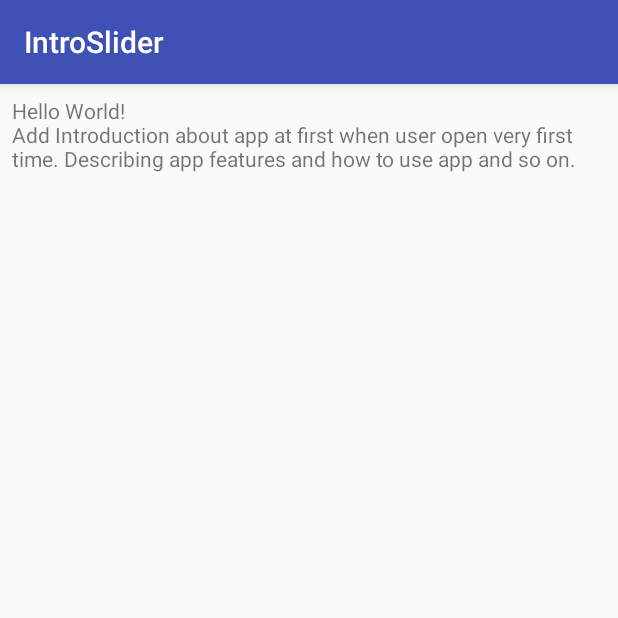
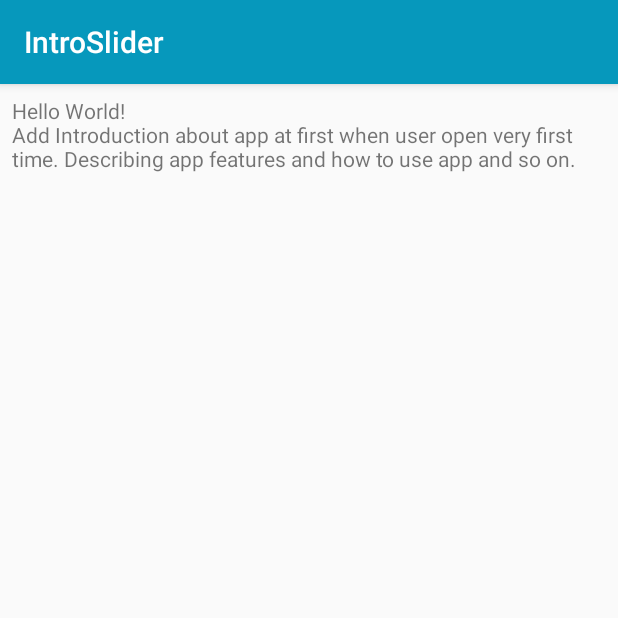
Before and after one commit to ngesa254/IntroSlider, an Android app: the screen it shows after launch (MainActivity), on a phone screen of 412 x 824 dp, the top half of it. Run offline under Robolectric (Android 15) with nearby library versions, the phone set to English and light mode, and no system bars; libraries missing offline, so code that uses them is left out: com.github.paolorotolo.appintro.

Commit message:
update colors

```diff
--- a/app/src/main/res/values/colors.xml
+++ b/app/src/main/res/values/colors.xml
@@ -1,6 +1,6 @@
 <?xml version="1.0" encoding="utf-8"?>
 <resources>
-    <color name="colorPrimary">#3F51B5</color>
-    <color name="colorPrimaryDark">#303F9F</color>
+    <color name="colorPrimary">#0698bc</color>
+    <color name="colorPrimaryDark">#067d9b</color>
     <color name="colorAccent">#FF4081</color>
 </resources>
```
